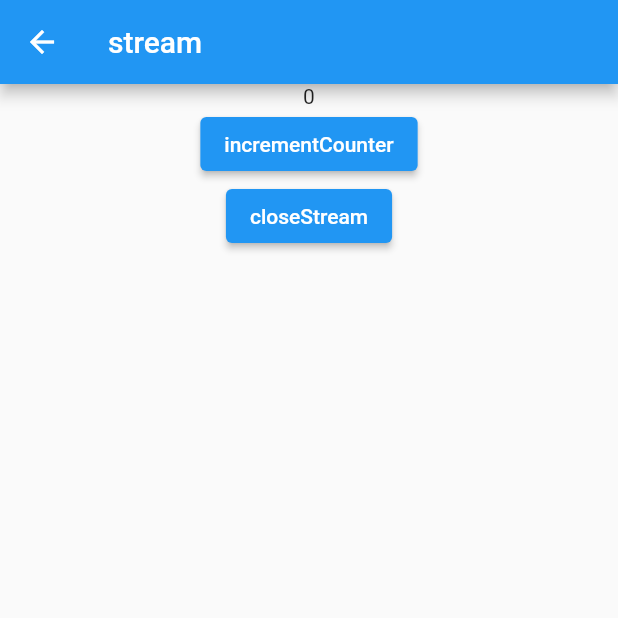
After one commit to jb522185660/getx_demo, a Flutter app: the screen it shows after launch, after a tap on "stream", on a phone screen of 412 x 824 dp, the top half of it. The commit adds this screen. Run offline on Flutter 3.47's test engine with Material 2 defaults, Android fonts, the phone set to English and light mode, and no system bars; our stand-ins replace get.

Commit message:
add stream test

```diff
--- a/lib/home_page.dart
+++ b/lib/home_page.dart
@@ -3,6 +3,7 @@ import 'package:flutter_demo/awesome_page.dart';
 import 'package:flutter_demo/detail_page.dart';
 import 'package:flutter_demo/single_controller.dart';
 import 'package:flutter_demo/single_page.dart';
+import 'package:flutter_demo/stream_test_page.dart';
 import 'package:get/get.dart';
 
 import 'data_controller.dart';
@@ -44,6 +45,12 @@ class HomePage extends StatelessWidget {
                 );
               },
             ),
+            ElevatedButton(
+              child: Text("stream"),
+              onPressed: () {
+                Get.to(StreamTestPage());
+              },
+            ),
             ObxValue((RxBool data) => Switch(
                 value: data.value,
                 onChanged: data,
--- /dev/null
+++ b/lib/stream_test_page.dart
@@ -0,0 +1,80 @@
+import 'dart:async';
+
+import 'package:flutter/material.dart';
+
+class StreamTestPage extends StatefulWidget {
+  const StreamTestPage({Key? key}) : super(key: key);
+
+  @override
+  _StreamTestPageState createState() => _StreamTestPageState();
+}
+
+class _StreamTestPageState extends State<StreamTestPage> {
+  StreamController<int> _counterStreamController = StreamController<int>(
+    onListen: () {
+      print("listen");
+    },
+    onCancel: () {
+      print("cancel");
+    }
+  );
+
+  int _counter = 0;
+  Stream<int>? _counterStream;
+  // ignore: close_sinks
+  StreamSink? _counterSink;
+
+  @override
+  void initState() {
+    super.initState();
+    _counterSink = _counterStreamController.sink;
+    _counterStream = _counterStreamController.stream;
+    _counterStream!.listen((event) {
+      setState(() {
+        _counter = event;
+      });
+    });
+  }
+
+  @override
+  Widget build(BuildContext context) {
+    return Scaffold(
+      appBar: AppBar(
+        title: Text("stream"),
+      ),
+      body: Container(
+        width: double.infinity,
+        child: Column(
+          crossAxisAlignment: CrossAxisAlignment.center,
+          children: [
+            Text(
+                "$_counter"
+            ),
+            ElevatedButton(
+              child: Text("incrementCounter"),
+              onPressed: () {
+                _incrementCounter();
+              },
+            ),
+            ElevatedButton(
+              child: Text("closeStream"),
+              onPressed: () {
+                _closeStream();
+              },
+            ),
+          ],
+        ),
+      ),
+    );
+  }
+
+  void _incrementCounter() {
+    _counter ++;
+    _counterSink!.add(_counter);
+  }
+
+  // 主动关闭流
+  void _closeStream() {
+    _counterStreamController.close();
+  }
+}
```
